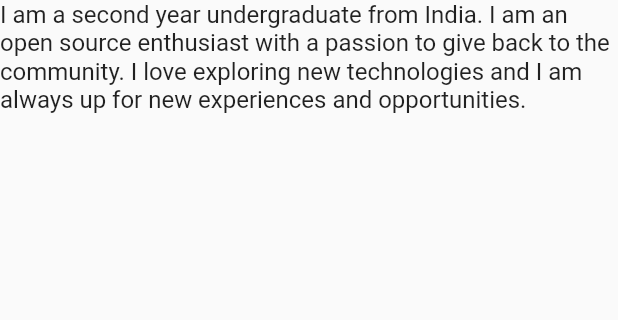
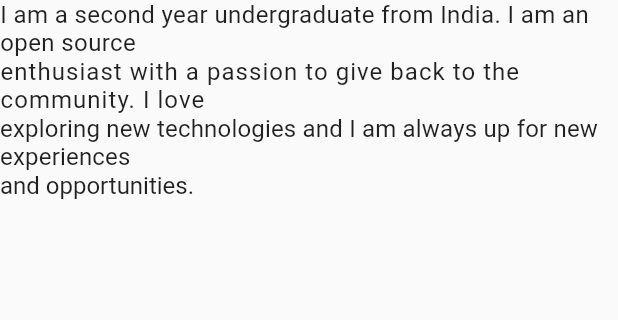
Before and after one commit to KushalBeniwal/my_portfolio, a Flutter app: the Greeting widget shown alone on an empty page, opened directly, on a phone screen of 412 x 824 dp, the part 180-500 px from its top. Run offline on Flutter 3.47's test engine with Material 2 defaults, Android fonts, the phone set to English and light mode, and no system bars; our stand-ins replace font_awesome_flutter, google_fonts.

```diff
--- a/lib/main.dart
+++ b/lib/main.dart
@@ -18,7 +18,7 @@ class MyApp extends StatelessWidget {
         primaryColor: Colors.white,
       ),
       home: MouseRegion(
-        child:  Portfolio(),
+        child: Portfolio(),
       ),
       debugShowCheckedModeBanner: false,
     );
@@ -33,9 +33,11 @@ class Portfolio extends StatefulWidget {
 class _PortfolioState extends State<Portfolio> {
   @override
   Widget build(BuildContext context) {
+
     return Scaffold(
       body: SingleChildScrollView(
         scrollDirection: Axis.vertical,
+        child: Container(
           child: Column(
             children: <Widget>[
               LandingPage(),
@@ -48,6 +50,7 @@ class _PortfolioState extends State<Portfolio> {
             ],
           ),
         ),
+      ),
     );
   }
 }
--- a/lib/utils/greeting.dart
+++ b/lib/utils/greeting.dart
@@ -20,12 +20,22 @@ class _GreetingState extends State<Greeting> {
             child: Text("Hola! I am Kushal Beniwal (she/her)",
                 style: TextStyle(fontSize: 30, fontWeight: FontWeight.w600, height: 2.0)),
           ),
-          Container(
-            child: Text(
-                "I am a second year undergraduate from India. " +
-                "I am an open source enthusiast with a passion to give back to the community. " +
-                "I love exploring new technologies and I am always up for new experiences and opportunities.",
+          Column(
+            crossAxisAlignment: CrossAxisAlignment.start,
+            children: <Widget>[
+              Text(
+                "I am a second year undergraduate from India. I am an open source",
+                style: TextStyle(fontSize: 16, letterSpacing: 0.27)),
+              Text(
+                "enthusiast with a passion to give back to the community. I love",
+                style: TextStyle(fontSize: 16, letterSpacing: 0.7)),
+              Text(
+                "exploring new technologies and I am always up for new experiences",
+                style: TextStyle(fontSize: 16, letterSpacing: 0.13)),
+              Text(
+                "and opportunities.",
                 style: TextStyle(fontSize: 16)),
+            ],
           ),
         ],
       ),
--- a/pubspec.yaml
+++ b/pubspec.yaml
@@ -30,6 +30,7 @@ dependencies:
   cupertino_icons: ^1.0.2
   google_fonts: ^2.0.0
   url_launcher: ^6.0.6
+  font_awesome_flutter: ^9.1.0
 
 dev_dependencies:
   flutter_test:
```
Also changed, not shown: lib/about_me.dart (+27 -11 lines), lib/bottom_bar.dart (+1 -6 lines), pubspec.lock. Lines whose indentation alone changed are shown as unchanged.
